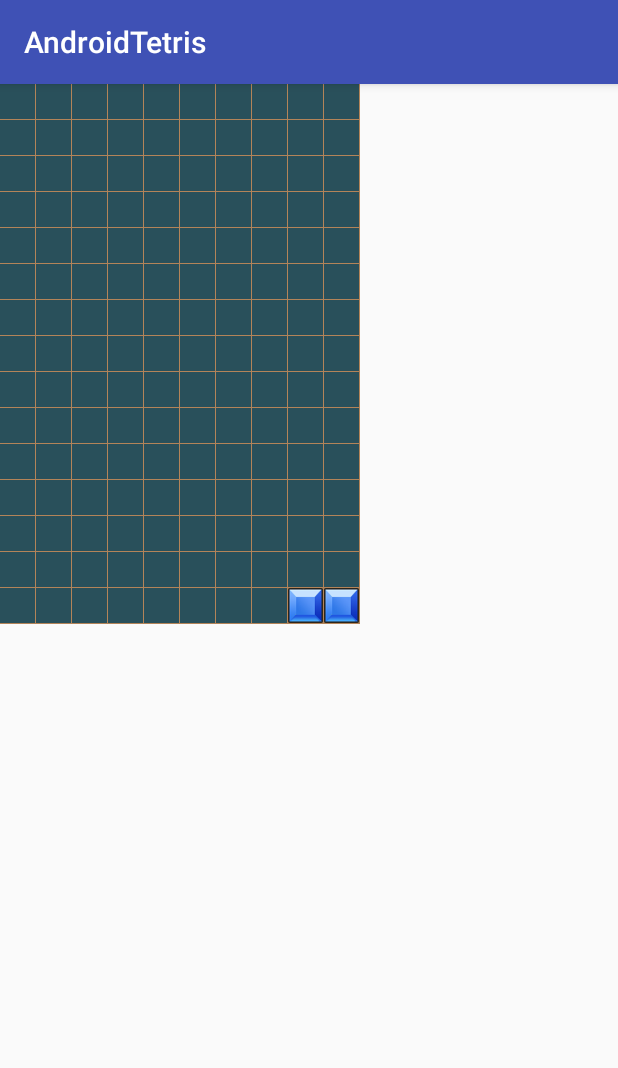
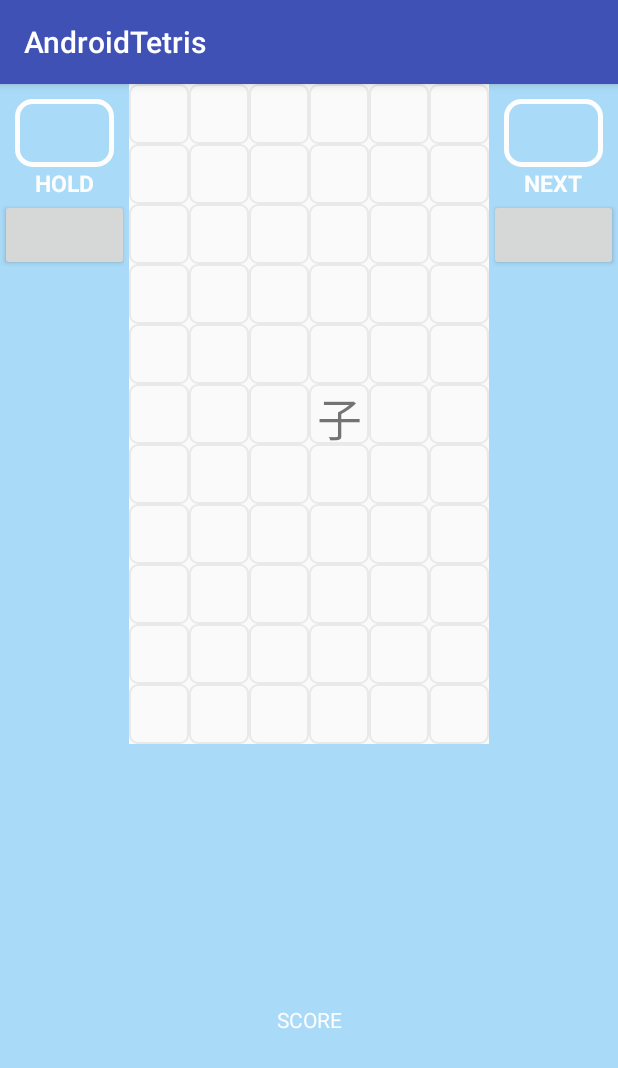
Before and after one commit to yishengma/SinoTetris, an Android app: the screen it shows after launch (TestActivity before the commit, TetrisActivity after it), after a tap on "等级1", on a phone screen of 412 x 824 dp. Shown: the top 1068 px of the screen. Run offline under Robolectric (Android 15) with nearby library versions, the phone set to English and light mode, and no system bars; our stand-ins replace ButterKnife.

Commit message:
基本界面，方块下落

```diff
--- a/app/build.gradle
+++ b/app/build.gradle
@@ -25,6 +25,8 @@ dependencies {
     compile 'com.android.support:recyclerview-v7:27.1.1'
     compile 'com.android.support:design:27.1.1'
     compile 'com.github.bumptech.glide:glide:4.6.1'
+    compile 'com.jakewharton:butterknife:8.8.1'
+    annotationProcessor 'com.jakewharton:butterknife-compiler:8.8.1'
     testImplementation 'junit:junit:4.12'
     androidTestImplementation 'com.android.support.test:runner:1.0.2'
     androidTestImplementation 'com.android.support.test.espresso:espresso-core:3.0.2'
--- a/app/src/main/AndroidManifest.xml
+++ b/app/src/main/AndroidManifest.xml
@@ -17,7 +17,8 @@
             </intent-filter>
         </activity>
         <activity android:name=".MainActivity" />
-        <activity android:name=".TestActivity"></activity>
+        <activity android:name=".TestActivity" />
+        <activity android:name=".TetrisActivity"></activity>
     </application>
 
 </manifest>
--- /dev/null
+++ b/app/src/main/java/yishengma/CharacterBlock.java
@@ -0,0 +1,49 @@
+package yishengma;
+
+import android.graphics.Color;
+import android.graphics.drawable.Drawable;
+
+import yishengma.sino_tetris.R;
+
+/**
+ * Created by PirateHat on 18-10-3.
+ */
+
+public class CharacterBlock {
+    private String mText;
+    private int mBackgroundId;
+    private boolean isEmpty;
+
+
+
+    public CharacterBlock(boolean isEmpty) {
+        this.isEmpty = isEmpty;
+        this.mText = "";
+        this.mBackgroundId = R.drawable.blank_background;
+    }
+
+    public boolean isEmpty() {
+        return isEmpty;
+    }
+
+    public void setEmpty(boolean empty) {
+        isEmpty = empty;
+    }
+
+    public String getText() {
+        return mText == null ? "" : mText;
+    }
+
+
+    public void setText(String text) {
+        mText = text;
+    }
+
+    public int getBackgroundId() {
+        return mBackgroundId;
+    }
+
+    public void setBackgroundId(int backgroundId) {
+        mBackgroundId = backgroundId;
+    }
+}
--- a/app/src/main/java/yishengma/sino_tetris/MainActivity.java
+++ b/app/src/main/java/yishengma/sino_tetris/MainActivity.java
@@ -49,21 +49,7 @@ public class MainActivity extends AppCompatActivity {
         @Override
         public void handleMessage(Message msg) {
             super.handleMessage(msg);
-//            blockList.set(index++, 1);
-//            blockAdapter.setmDatas(blockList);
-//            blockAdapter.notifyDataSetChanged();
-//            rand=2;
-            boolean isNewTimer=true;
 
-
-
-//            rand = StateFang.nextShape[rand];
-//            blockList.clear();
-//            for(int i=0;i<10;i++){
-//                for(int j=0;j<15;j++){
-//                    blockList.set(j*10+i, 0);
-//                }
-//            }
             // 将正在下落的方块与停止下落的方块区别对待
             for (int i=0;i<ySize;i++) {
                 if (allBlock[i] == 0) {
@@ -75,11 +61,6 @@ public class MainActivity extends AppCompatActivity {
                         blockList.set(i * xSize + j, blockColor[i][j]);
                     }
                 }
-//                for (int j=0;j<xSize;j++) {
-//                    if (((1 << j)& (allBlock[i]))!=0) {
-//                        blockList.set(i * xSize + j, 1);
-//                    }
-//                }
             }
 
             boolean canMove = true;
@@ -136,41 +117,11 @@ public class MainActivity extends AppCompatActivity {
                     }
                 }
             }
-//
-//            for(int i=3;i>=0;i--) {
-//                int line = i + position[0];
-//                if (line >= 0 && StateFang.shape[rand][i] != 0) {
-//                    //如果到底了，或者下面有方块
-//                    if (line >= ySize-1 ||
-//                            ((allBlock[line+1] & (leftMath(StateFang.shape[rand][i] ,position[1]))) != 0)
-//                            ) {
-//                        if (isNewTimer && msg.what == 0) {
-//                            stop++;
-//                            isNewTimer = false;
-//                        }
-//
-//                    }
-//
-//                    for (int j=0;j<xSize;j++) {
-//                        if (((1 << j)& (leftMath(StateFang.shape[rand][i] ,position[1])))!=0) {
-//                            blockList.set(line * xSize + j, randColor);
-//                        }
-//                    }
-//                }
-//            }
+
 
             blockAdapter.setmDatas(blockList);
             blockAdapter.notifyDataSetChanged();
 
-//            if (stop==2) {
-//                stopDown();
-//
-//                stop = 0;
-//
-//
-//            } else if (stop == 0 && msg.what == 0) {
-//                position[0]++;
-//            }
         }
     };
 
--- a/app/src/main/java/yishengma/sino_tetris/SelectActivity.java
+++ b/app/src/main/java/yishengma/sino_tetris/SelectActivity.java
@@ -31,7 +31,7 @@ public class SelectActivity extends AppCompatActivity implements View.OnClickLis
 
     @Override
     public void onClick(View v) {
-        Intent intent = new Intent(SelectActivity.this, TestActivity.class);
+        Intent intent = new Intent(SelectActivity.this,TetrisActivity.class);
 
         switch (v.getId()) {
             case R.id.grade1:
--- a/app/src/main/java/yishengma/sino_tetris/TestActivity.java
+++ b/app/src/main/java/yishengma/sino_tetris/TestActivity.java
@@ -2,9 +2,13 @@ package yishengma.sino_tetris;
 
 import android.support.v7.app.AppCompatActivity;
 import android.os.Bundle;
+import android.view.Menu;
+import android.view.MenuItem;
 import android.widget.GridView;
+import android.widget.SeekBar;
 
 import java.util.ArrayList;
+
 
 public class TestActivity extends AppCompatActivity {
     private GridView mGridView;
@@ -12,7 +16,13 @@ public class TestActivity extends AppCompatActivity {
     @Override
     protected void onCreate(Bundle savedInstanceState) {
         super.onCreate(savedInstanceState);
-        setContentView(R.layout.activity_test);
+        setContentView(R.layout.activity_game);
+
+    }
+
+
+    private void init(){
+        mGridView = findViewById(R.id.tetrisView);
         ArrayList<Integer> mList = new ArrayList<>();
         for(int i=0;i<10;i++){
             for(int j=0;j<15;j++){
@@ -27,11 +37,6 @@ public class TestActivity extends AppCompatActivity {
         mBlockAdapter = new BlockAdapter(this,mList,R.layout.item_adapter);
         mGridView.setAdapter(mBlockAdapter);
 
-    }
-
-
-    private void init(){
-        mGridView = findViewById(R.id.tetrisView);
 
     }
 }
--- /dev/null
+++ b/app/src/main/java/yishengma/sino_tetris/TetrisActivity.java
@@ -0,0 +1,157 @@
+package yishengma.sino_tetris;
+
+import android.os.Bundle;
+import android.os.Handler;
+import android.os.Message;
+import android.support.v7.app.AppCompatActivity;
+import android.view.View;
+import android.widget.Button;
+import android.widget.GridView;
+import android.widget.TextView;
+
+import java.util.Timer;
+import java.util.TimerTask;
+
+import butterknife.BindView;
+import butterknife.ButterKnife;
+import butterknife.OnClick;
+import yishengma.CharacterBlock;
+
+public class TetrisActivity extends AppCompatActivity {
+
+    @BindView(R.id.tv_hold_text)
+    TextView mTvHoldText;
+    @BindView(R.id.tv_hold_tips)
+    TextView mTvHoldTips;
+    @BindView(R.id.gv_game)
+    GridView mGvGame;
+    @BindView(R.id.tv_next_text)
+    TextView mTvNextText;
+    @BindView(R.id.tv_score)
+    TextView mTvScore;
+
+
+    private static final String TAG = "TetrisActivity";
+    @BindView(R.id.btn_left)
+    Button mBtnLeft;
+    @BindView(R.id.btn_right)
+    Button mBtnRight;
+
+    private TetrisAdapter mTetrisAdapter;
+    private CharacterBlock[][] mCharacterBlocks;
+    private Timer mTimer;
+    private int mLastRow;
+    private int mLastColumn;
+    private int mOffsetRow;
+    private int mOffsetColumn;
+    private TimerHandler mHandler;
+    private int mHeight[];
+
+
+    @Override
+    protected void onCreate(Bundle savedInstanceState) {
+        super.onCreate(savedInstanceState);
+        setContentView(R.layout.activity_tetris);
+        ButterKnife.bind(this);
+        init();
+
+    }
+
+
+    private void init() {
+
+        mCharacterBlocks = new CharacterBlock[11][6];
+        for (int i = 0; i < 11; i++) {
+            for (int j = 0; j < 6; j++) {
+                mCharacterBlocks[i][j] = new CharacterBlock(true);
+
+            }
+        }
+        mTetrisAdapter = new TetrisAdapter(TetrisActivity.this, mCharacterBlocks);
+        mGvGame.setAdapter(mTetrisAdapter);
+
+        mOffsetColumn = 3;
+        mOffsetRow = -1;
+        mHeight = new int[6];
+        for (int i = 0; i < 6; i++) {
+            mHeight[i] = 0;
+        }
+        mHandler = new TimerHandler();
+        mTimer = new Timer();
+        mTimer.schedule(new TimerTask() {
+            @Override
+            public void run() {
+                mHandler.sendEmptyMessage(0);
+            }
+        }, 0, 800);
+
+    }
+
+    @OnClick({R.id.btn_left, R.id.btn_right})
+    public void onViewClicked(View view) {
+        switch (view.getId()) {
+            case R.id.btn_left:
+                if (mOffsetColumn!=0){
+                    mOffsetColumn--;
+
+                }
+                mHandler.sendEmptyMessage(1);
+                break;
+            case R.id.btn_right:
+                if (mOffsetColumn!=5){
+                    mOffsetColumn++;
+                }
+                mHandler.sendEmptyMessage(1);
+                break;
+        }
+    }
+
+    private class TimerHandler extends Handler {
+        @Override
+        public void handleMessage(Message msg) {
+
+            if (msg.what == 0) {
+
+                if (mOffsetRow < 11 - mHeight[mOffsetColumn]){
+
+                    mOffsetRow++;
+                    if (mOffsetRow != 0) {
+                        mCharacterBlocks[mLastRow][mLastColumn].setEmpty(true);
+                        mCharacterBlocks[mLastRow][mLastColumn].setText("");
+                    }
+                    mCharacterBlocks[mOffsetRow][mOffsetColumn].setEmpty(false);
+                    mCharacterBlocks[mOffsetRow][mOffsetColumn].setText("子");
+
+                    mLastRow = mOffsetRow;
+                    mLastColumn = mOffsetColumn;
+
+
+
+
+                }else {
+                    mOffsetRow=0;
+                    mHeight[mOffsetColumn]++;
+
+                }
+
+
+
+            }else {
+
+                if (mOffsetRow != 0) {
+                    mCharacterBlocks[mLastRow][mLastColumn].setEmpty(true);
+                    mCharacterBlocks[mLastRow][mLastColumn].setText("");
+                }
+
+                mCharacterBlocks[mOffsetRow][mOffsetColumn].setEmpty(false);
+                mCharacterBlocks[mOffsetRow][mOffsetColumn].setText("子");
+
+                mLastRow = mOffsetRow;
+                mLastColumn = mOffsetColumn;
+            }
+
+            mTetrisAdapter.notifyDataSetChanged();
+        }
+    }
+
+}
--- /dev/null
+++ b/app/src/main/java/yishengma/sino_tetris/TetrisAdapter.java
@@ -0,0 +1,81 @@
+package yishengma.sino_tetris;
+
+import android.content.Context;
+import android.graphics.Color;
+import android.util.Log;
+import android.view.View;
+import android.view.ViewGroup;
+import android.widget.BaseAdapter;
+import android.widget.ImageView;
+import android.widget.TextView;
+
+import com.bumptech.glide.Glide;
+
+import java.util.Arrays;
+import java.util.List;
+
+import yishengma.CharacterBlock;
+import yishengma.utils.ArrayUtil;
+
+/**
+ * Created by PirateHat on 18-10-3.
+ */
+
+public class TetrisAdapter extends BaseAdapter {
+    private Context mContext;
+    private CharacterBlock[][] mCharacterBlocks;
+    private int mCount;
+    private int mNumColumn;
+    private int mNumRow;
+
+    private static final String TAG = "TetrisAdapter";
+
+    public TetrisAdapter(Context context,CharacterBlock[][] characterBlocks) {
+        mContext = context;
+        mCharacterBlocks = characterBlocks;
+        mNumRow = characterBlocks.length; //11
+        mNumColumn  = characterBlocks[0].length; //6
+        mCount = mNumColumn * mNumRow ;
+
+
+    }
+
+    @Override
+    public int getCount() {
+        return mCount;
+    }
+
+    @Override
+    public Object getItem(int position) {
+        return mCharacterBlocks[ArrayUtil.getRowIndex(position,mNumColumn)][ArrayUtil.getColumnIndex(position,mNumColumn)];
+    }
+
+    @Override
+    public long getItemId(int position) {
+        return position;
+    }
+
+    @Override
+    public View getView(int position, View convertView, ViewGroup parent) {
+        ViewHolder viewHolder = null;
+        if (convertView==null){
+            convertView = View.inflate(mContext,R.layout.item_block,null);
+            viewHolder = new ViewHolder();
+            viewHolder.mBlockText = convertView.findViewById(R.id.tv_block_text);
+            convertView.setTag(viewHolder);
+
+        }
+        else {
+            viewHolder = (ViewHolder) convertView.getTag();
+        }
+        CharacterBlock characterBlock = mCharacterBlocks[ArrayUtil.getRowIndex(position,mNumColumn)][ArrayUtil.getColumnIndex(position,mNumColumn)];
+        viewHolder.mBlockText.setText(characterBlock.getText());
+
+        return convertView;
+    }
+
+    private  class ViewHolder{
+         TextView mBlockText;
+
+    }
+}
--- /dev/null
+++ b/app/src/main/java/yishengma/utils/ArrayUtil.java
@@ -0,0 +1,25 @@
+package yishengma.utils;
+
+import android.util.Log;
+
+/**
+ * Created by PirateHat on 18-10-3.
+ */
+
+public class ArrayUtil {
+
+    private static final String TAG = "ArrayUtil";
+    public static int getRowIndex(int position,int numColumn){
+        int a = position % numColumn;
+        int i = 0;
+        while (i*numColumn + a != position){
+            i++;
+        }
+        return i;
+
+    }
+
+    public static int getColumnIndex(int position,int numColumn){
+        return position % numColumn;
+    }
+}
--- /dev/null
+++ b/app/src/main/res/drawable/blank_background.xml
@@ -0,0 +1,7 @@
+<?xml version="1.0" encoding="utf-8"?>
+<shape xmlns:android="http://schemas.android.com/apk/res/android"
+    android:shape="rectangle">
+   <stroke android:color="@color/colorGrey"
+       android:width="1dp"/>
+    <corners android:radius="5dp"/>
+</shape>
--- /dev/null
+++ b/app/src/main/res/drawable/tips_background.xml
@@ -0,0 +1,8 @@
+<?xml version="1.0" encoding="utf-8"?>
+<shape xmlns:android="http://schemas.android.com/apk/res/android"
+    android:shape="rectangle">
+
+    <stroke android:width="3dp"
+        android:color="@color/colorWhite"/>
+    <corners android:radius="10dp"/>
+</shape>
--- a/app/src/main/res/layout/activity_main.xml
+++ b/app/src/main/res/layout/activity_main.xml
@@ -5,7 +5,7 @@
     xmlns:app="http://schemas.android.com/apk/res-auto"
     android:layout_width="match_parent"
     android:layout_height="match_parent"
-    tools:context="com.uestc.androidtetris.MainActivity">
+    >
 
     <TextView
         android:layout_width="wrap_content"
--- a/app/src/main/res/layout/activity_test.xml
+++ /dev/null
@@ -1,18 +0,0 @@
-<?xml version="1.0" encoding="utf-8"?>
-<LinearLayout xmlns:android="http://schemas.android.com/apk/res/android"
-    xmlns:app="http://schemas.android.com/apk/res-auto"
-    xmlns:tools="http://schemas.android.com/tools"
-    android:layout_width="match_parent"
-    android:layout_height="match_parent"
-    tools:context="yishengma.sino_tetris.TestActivity">
-    <GridView
-        android:id="@+id/tetrisView"
-        android:background="@color/colorLine"
-
-        android:numColumns="10"
-        android:layout_width="240dp"
-        android:layout_height="360dp"
-
-        android:horizontalSpacing="0dp"
-        android:verticalSpacing="0dp"/>
-</LinearLayout>
--- /dev/null
+++ b/app/src/main/res/layout/activity_tetris.xml
@@ -0,0 +1,110 @@
+<?xml version="1.0" encoding="utf-8"?>
+<LinearLayout xmlns:android="http://schemas.android.com/apk/res/android"
+    xmlns:tools="http://schemas.android.com/tools"
+    android:layout_width="match_parent"
+    android:layout_height="match_parent"
+    android:orientation="horizontal">
+
+    <LinearLayout
+        android:layout_width="0dp"
+        android:layout_height="match_parent"
+        android:layout_weight="1"
+        android:background="@color/colorBlue"
+        android:orientation="vertical">
+
+        <TextView
+            android:id="@+id/tv_hold_text"
+            android:layout_width="match_parent"
+            android:layout_height="wrap_content"
+            android:layout_marginLeft="10dp"
+            android:layout_marginRight="10dp"
+            android:layout_marginTop="10dp"
+            android:background="@drawable/tips_background"
+            android:gravity="center"
+            android:paddingBottom="5dp"
+            android:paddingTop="5dp"
+            android:textSize="25sp"
+            tools:text="东" />
+
+        <TextView
+            android:id="@+id/tv_hold_tips"
+            android:layout_width="match_parent"
+            android:layout_height="wrap_content"
+            android:gravity="center"
+            android:text="@string/hold"
+            android:textColor="@color/colorWhite"
+            android:textSize="15sp"
+            android:textStyle="bold" />
+        <Button
+            android:id="@+id/btn_left"
+            android:layout_width="match_parent"
+            android:layout_height="wrap_content" />
+    </LinearLayout>
+
+    <LinearLayout
+        android:layout_width="240dp"
+        android:layout_height="match_parent"
+        android:orientation="vertical">
+
+        <GridView
+            android:id="@+id/gv_game"
+            android:layout_width="match_parent"
+            android:layout_height="440dp"
+            android:numColumns="6">
+
+        </GridView>
+
+        <TextView
+            android:id="@+id/tv_score"
+            tools:text="0 0 0 0 0"
+            android:textSize="30sp"
+            android:gravity="center"
+            android:background="@color/colorBlue"
+            android:textColor="@color/colorWhite"
+            android:layout_width="match_parent"
+            android:layout_height="40dp" />
+
+        <TextView
+            android:layout_width="match_parent"
+            android:layout_height="match_parent"
+            android:background="@color/colorBlue"
+            android:gravity="center"
+            android:text="@string/score"
+            android:textColor="@color/colorWhite" />
+    </LinearLayout>
+
+    <LinearLayout
+        android:layout_width="0dp"
+        android:layout_height="match_parent"
+        android:layout_weight="1"
+        android:background="@color/colorBlue"
+        android:orientation="vertical">
+
+        <TextView
+            android:id="@+id/tv_next_text"
+            android:layout_width="match_parent"
+            android:layout_height="wrap_content"
+            android:layout_marginLeft="10dp"
+            android:layout_marginRight="10dp"
+            android:layout_marginTop="10dp"
+            android:background="@drawable/tips_background"
+            android:gravity="center"
+            android:paddingBottom="5dp"
+            android:paddingTop="5dp"
+            android:textSize="25sp"
+            tools:text="东" />
+
+        <TextView
+            android:layout_width="match_parent"
+            android:layout_height="wrap_content"
+            android:gravity="center"
+            android:text="@string/next"
+            android:textColor="@color/colorWhite"
+            android:textSize="15sp"
+            android:textStyle="bold" />
+        <Button
+            android:id="@+id/btn_right"
+            android:layout_width="match_parent"
+            android:layout_height="wrap_content" />
+    </LinearLayout>
+</LinearLayout>
--- a/app/src/main/res/layout/item_adapter.xml
+++ b/app/src/main/res/layout/item_adapter.xml
@@ -1,15 +1,16 @@
-<?xml version="1.0" encoding="utf-8"?>
-<!--在这里设置单元格的宽高-->
+<?xml version="1.0" encoding="utf-8"?><!--在这里设置单元格的宽高-->
 <LinearLayout xmlns:android="http://schemas.android.com/apk/res/android"
-    android:orientation="vertical" android:layout_width="24dp"
-    android:layout_height="24dp"
-    >
-    <!--android:padding="24dp"-->
-    <!--style="@drawable/round"-->
+    android:layout_width="23dp"
+    android:layout_height="23dp"
+    android:orientation="vertical">
+
     <ImageView
 
-        android:gravity="center"
         android:id="@+id/adapter_image"
         android:layout_width="23dp"
-        android:layout_height="23dp" />
+        android:layout_height="23dp"
+        android:gravity="center"
+        android:scaleType="centerCrop"
+        />
+
 </LinearLayout>
--- /dev/null
+++ b/app/src/main/res/layout/item_block.xml
@@ -0,0 +1,18 @@
+<?xml version="1.0" encoding="utf-8"?><!--在这里设置单元格的宽高-->
+<LinearLayout xmlns:android="http://schemas.android.com/apk/res/android"
+    android:layout_width="40dp"
+    xmlns:tools="http://schemas.android.com/tools"
+    android:layout_height="40dp"
+    android:orientation="vertical">
+
+    <TextView
+
+        tools:text="东"
+        android:textSize="30sp"
+        android:id="@+id/tv_block_text"
+        android:layout_width="40dp"
+        android:layout_height="40dp"
+        android:gravity="center"
+        android:background="@drawable/blank_background" />
+
+</LinearLayout>
--- /dev/null
+++ b/app/src/main/res/menu/menu_main.xml
@@ -0,0 +1,15 @@
+<menu xmlns:android="http://schemas.android.com/apk/res/android"
+    xmlns:app="http://schemas.android.com/apk/res-auto"
+    xmlns:tools="http://schemas.android.com/tools"
+    tools:context=".MainActivity">
+    <item
+        android:id="@+id/action_fill"
+        android:orderInCategory="100"
+        android:title="@string/action_fill"
+        app:showAsAction="never" />
+    <item
+        android:id="@+id/action_strock"
+        android:orderInCategory="100"
+        android:title="@string/action_strock"
+        app:showAsAction="never" />
+</menu>
--- a/app/src/main/res/values/colors.xml
+++ b/app/src/main/res/values/colors.xml
@@ -4,4 +4,7 @@
     <color name="colorPrimaryDark">#303F9F</color>
     <color name="colorAccent">#FF4081</color>
     <color name="colorLine">#B38459</color>
+    <color name="colorBlue">#a9daf7</color>
+    <color name="colorWhite">#fdfdfe</color>
+    <color name="colorGrey">#eae8e8</color>
 </resources>
--- /dev/null
+++ b/app/src/main/res/values/dimens.xml
@@ -0,0 +1,5 @@
+<resources>
+    <!-- Default screen margins, per the Android Design guidelines. -->
+    <dimen name="activity_horizontal_margin">16dp</dimen>
+    <dimen name="activity_vertical_margin">16dp</dimen>
+</resources>
--- a/app/src/main/res/values/strings.xml
+++ b/app/src/main/res/values/strings.xml
@@ -1,3 +1,10 @@
 <resources>
     <string name="app_name">AndroidTetris</string>
+    <string name="hello_world">Hello world!</string>
+    <string name="action_strock">边框模式</string>
+    <string name="action_fill">填充模式</string>
+    <string name="hold">HOLD</string>
+    <string name="next">NEXT</string>
+    <string name="score">SCORE</string>
+
 </resources>
```
